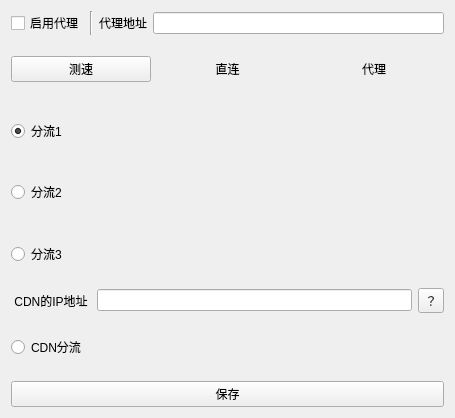
tonquer/picacg-qt, file ui/login_proxy.ui: the form before one commit.
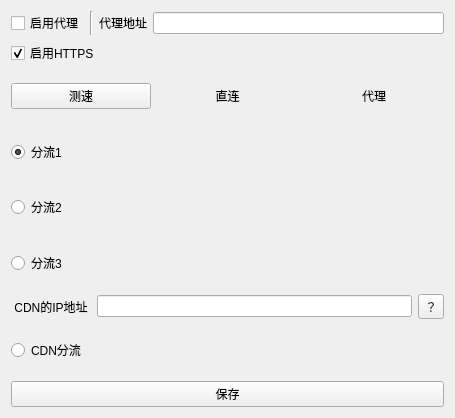
The form after the commit.

The edit to the form file:
```diff
--- a/ui/login_proxy.ui
+++ b/ui/login_proxy.ui
@@ -14,102 +14,7 @@
    <string>Form</string>
   </property>
   <layout class="QGridLayout" name="gridLayout">
-   <item row="0" column="0">
-    <layout class="QHBoxLayout" name="horizontalLayout">
-     <item>
-      <widget class="QCheckBox" name="proxyBox">
-       <property name="text">
-        <string>启用代理</string>
-       </property>
-      </widget>
-     </item>
-     <item>
-      <widget class="Line" name="line">
-       <property name="orientation">
-        <enum>Qt::Vertical</enum>
-       </property>
-      </widget>
-     </item>
-     <item>
-      <widget class="QLabel" name="label">
-       <property name="text">
-        <string>代理地址</string>
-       </property>
-       <property name="alignment">
-        <set>Qt::AlignCenter</set>
-       </property>
-      </widget>
-     </item>
-     <item>
-      <widget class="QLineEdit" name="httpLine"/>
-     </item>
-    </layout>
-   </item>
    <item row="2" column="0">
-    <layout class="QHBoxLayout" name="horizontalLayout_5">
-     <item>
-      <widget class="QRadioButton" name="radioButton_1">
-       <property name="text">
-        <string>分流1</string>
-       </property>
-       <property name="checked">
-        <bool>true</bool>
-       </property>
-       <attribute name="buttonGroup">
-        <string notr="true">buttonGroup</string>
-       </attribute>
-      </widget>
-     </item>
-     <item>
-      <widget class="QLabel" name="label1">
-       <property name="text">
-        <string/>
-       </property>
-       <property name="alignment">
-        <set>Qt::AlignCenter</set>
-       </property>
-      </widget>
-     </item>
-     <item>
-      <widget class="QLabel" name="label2">
-       <property name="text">
-        <string/>
-       </property>
-       <property name="alignment">
-        <set>Qt::AlignCenter</set>
-       </property>
-      </widget>
-     </item>
-    </layout>
-   </item>
-   <item row="5" column="0">
-    <layout class="QHBoxLayout" name="horizontalLayout_6">
-     <item>
-      <widget class="QLabel" name="label_11">
-       <property name="text">
-        <string> CDN的IP地址 </string>
-       </property>
-       <property name="alignment">
-        <set>Qt::AlignCenter</set>
-       </property>
-      </widget>
-     </item>
-     <item>
-      <widget class="QLineEdit" name="cdnIp"/>
-     </item>
-     <item>
-      <widget class="QToolButton" name="toolButton">
-       <property name="toolTip">
-        <string>&lt;html&gt;&lt;head/&gt;&lt;body&gt;&lt;p&gt;自定义host，填写&lt;span style=&quot; font-family:'Consolas'; font-size:10.5pt; font-style:italic; color:#59626f;&quot;&gt;CloudFlare的Ip地址&lt;/span&gt;&lt;/p&gt;&lt;/body&gt;&lt;/html&gt;</string>
-       </property>
-       <property name="text">
-        <string>？</string>
-       </property>
-      </widget>
-     </item>
-    </layout>
-   </item>
-   <item row="1" column="0">
     <layout class="QHBoxLayout" name="horizontalLayout_2">
      <item>
       <widget class="QPushButton" name="testSpeedButton">
@@ -140,41 +45,7 @@
      </item>
     </layout>
    </item>
-   <item row="4" column="0">
-    <layout class="QHBoxLayout" name="horizontalLayout_3">
-     <item>
-      <widget class="QRadioButton" name="radioButton_3">
-       <property name="text">
-        <string>分流3</string>
-       </property>
-       <attribute name="buttonGroup">
-        <string notr="true">buttonGroup</string>
-       </attribute>
-      </widget>
-     </item>
-     <item>
-      <widget class="QLabel" name="label5">
-       <property name="text">
-        <string/>
-       </property>
-       <property name="alignment">
-        <set>Qt::AlignCenter</set>
-       </property>
-      </widget>
-     </item>
-     <item>
-      <widget class="QLabel" name="label6">
-       <property name="text">
-        <string/>
-       </property>
-       <property name="alignment">
-        <set>Qt::AlignCenter</set>
-       </property>
-      </widget>
-     </item>
-    </layout>
-   </item>
-   <item row="6" column="0">
+   <item row="7" column="0">
     <layout class="QHBoxLayout" name="horizontalLayout_7">
      <item>
       <widget class="QRadioButton" name="radioButton_4">
@@ -208,7 +79,41 @@
      </item>
     </layout>
    </item>
-   <item row="3" column="0">
+   <item row="5" column="0">
+    <layout class="QHBoxLayout" name="horizontalLayout_3">
+     <item>
+      <widget class="QRadioButton" name="radioButton_3">
+       <property name="text">
+        <string>分流3</string>
+       </property>
+       <attribute name="buttonGroup">
+        <string notr="true">buttonGroup</string>
+       </attribute>
+      </widget>
+     </item>
+     <item>
+      <widget class="QLabel" name="label5">
+       <property name="text">
+        <string/>
+       </property>
+       <property name="alignment">
+        <set>Qt::AlignCenter</set>
+       </property>
+      </widget>
+     </item>
+     <item>
+      <widget class="QLabel" name="label6">
+       <property name="text">
+        <string/>
+       </property>
+       <property name="alignment">
+        <set>Qt::AlignCenter</set>
+       </property>
+      </widget>
+     </item>
+    </layout>
+   </item>
+   <item row="4" column="0">
     <layout class="QHBoxLayout" name="horizontalLayout_4">
      <item>
       <widget class="QRadioButton" name="radioButton_2">
@@ -242,7 +147,71 @@
      </item>
     </layout>
    </item>
-   <item row="7" column="0">
+   <item row="3" column="0">
+    <layout class="QHBoxLayout" name="horizontalLayout_5">
+     <item>
+      <widget class="QRadioButton" name="radioButton_1">
+       <property name="text">
+        <string>分流1</string>
+       </property>
+       <property name="checked">
+        <bool>true</bool>
+       </property>
+       <attribute name="buttonGroup">
+        <string notr="true">buttonGroup</string>
+       </attribute>
+      </widget>
+     </item>
+     <item>
+      <widget class="QLabel" name="label1">
+       <property name="text">
+        <string/>
+       </property>
+       <property name="alignment">
+        <set>Qt::AlignCenter</set>
+       </property>
+      </widget>
+     </item>
+     <item>
+      <widget class="QLabel" name="label2">
+       <property name="text">
+        <string/>
+       </property>
+       <property name="alignment">
+        <set>Qt::AlignCenter</set>
+       </property>
+      </widget>
+     </item>
+    </layout>
+   </item>
+   <item row="6" column="0">
+    <layout class="QHBoxLayout" name="horizontalLayout_6">
+     <item>
+      <widget class="QLabel" name="label_11">
+       <property name="text">
+        <string> CDN的IP地址 </string>
+       </property>
+       <property name="alignment">
+        <set>Qt::AlignCenter</set>
+       </property>
+      </widget>
+     </item>
+     <item>
+      <widget class="QLineEdit" name="cdnIp"/>
+     </item>
+     <item>
+      <widget class="QToolButton" name="toolButton">
+       <property name="toolTip">
+        <string>&lt;html&gt;&lt;head/&gt;&lt;body&gt;&lt;p&gt;自定义host，填写&lt;span style=&quot; font-family:'Consolas'; font-size:10.5pt; font-style:italic; color:#59626f;&quot;&gt;CloudFlare的Ip地址&lt;/span&gt;&lt;/p&gt;&lt;/body&gt;&lt;/html&gt;</string>
+       </property>
+       <property name="text">
+        <string>？</string>
+       </property>
+      </widget>
+     </item>
+    </layout>
+   </item>
+   <item row="8" column="0">
     <layout class="QHBoxLayout" name="horizontalLayout_8">
      <item>
       <widget class="QPushButton" name="saveButton">
@@ -253,6 +222,51 @@
      </item>
     </layout>
    </item>
+   <item row="0" column="0">
+    <layout class="QHBoxLayout" name="horizontalLayout">
+     <item>
+      <widget class="QCheckBox" name="proxyBox">
+       <property name="text">
+        <string>启用代理</string>
+       </property>
+      </widget>
+     </item>
+     <item>
+      <widget class="Line" name="line">
+       <property name="orientation">
+        <enum>Qt::Vertical</enum>
+       </property>
+      </widget>
+     </item>
+     <item>
+      <widget class="QLabel" name="label">
+       <property name="text">
+        <string>代理地址</string>
+       </property>
+       <property name="alignment">
+        <set>Qt::AlignCenter</set>
+       </property>
+      </widget>
+     </item>
+     <item>
+      <widget class="QLineEdit" name="httpLine"/>
+     </item>
+    </layout>
+   </item>
+   <item row="1" column="0">
+    <layout class="QHBoxLayout" name="horizontalLayout_9">
+     <item>
+      <widget class="QCheckBox" name="httpsBox">
+       <property name="text">
+        <string>启用HTTPS</string>
+       </property>
+       <property name="checked">
+        <bool>true</bool>
+       </property>
+      </widget>
+     </item>
+    </layout>
+   </item>
   </layout>
  </widget>
  <resources/>
```
